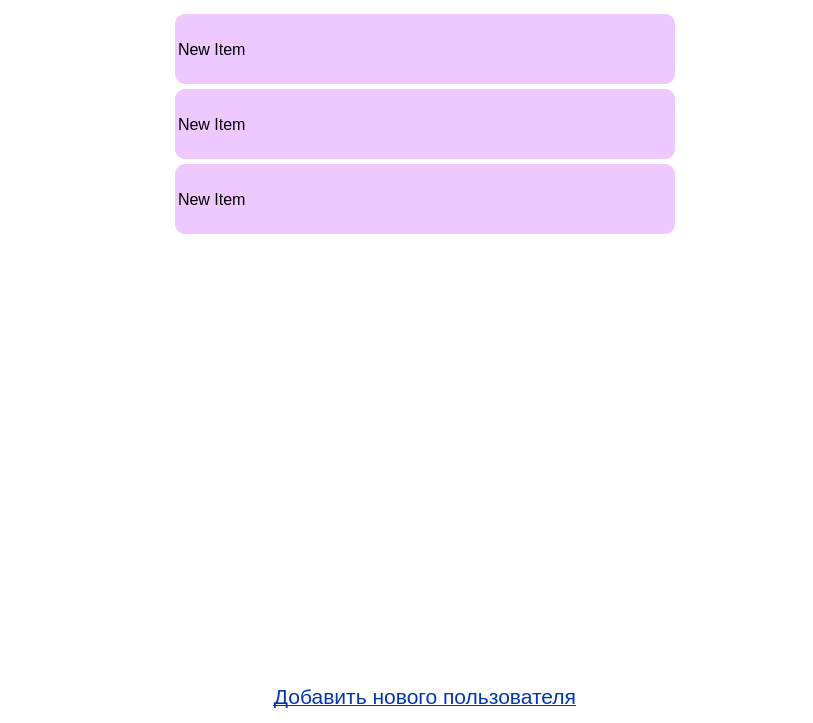
Gamer201760/Tasker, file ui/main.ui: the form before one commit.
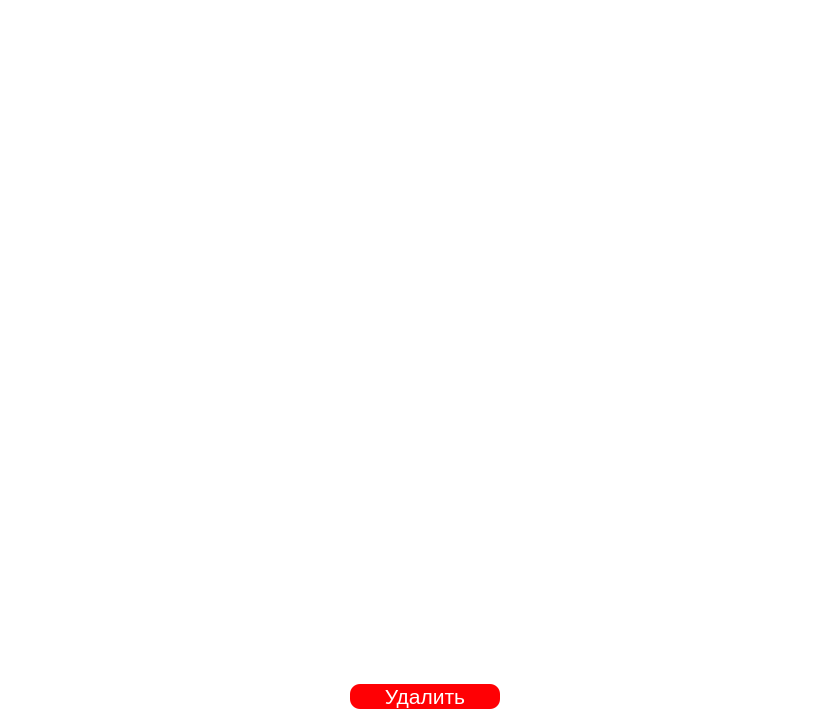
The form after the commit. Icons and pictures are not drawn.

Commit message: add back btn, settings, delete user

```diff
--- a/ui/main.ui
+++ b/ui/main.ui
@@ -180,7 +180,7 @@
        <string notr="true"/>
       </property>
       <property name="currentIndex">
-       <number>0</number>
+       <number>3</number>
       </property>
       <widget class="QWidget" name="login">
        <property name="maximumSize">
@@ -388,6 +388,41 @@
         </item>
        </layout>
       </widget>
+      <widget class="QWidget" name="settings">
+       <property name="styleSheet">
+        <string notr="true">QPushButton#delete_btn{
+	background-color: rgb(255, 0, 4);
+	border-radius: 10px;
+	color: white;
+}
+QPushButton#delete_btn:hover{
+	background-color: rgb(255, 8, 103);
+}</string>
+       </property>
+       <layout class="QVBoxLayout" name="verticalLayout_5">
+        <item alignment="Qt::AlignHCenter|Qt::AlignBottom">
+         <widget class="QPushButton" name="delete_btn">
+          <property name="minimumSize">
+           <size>
+            <width>150</width>
+            <height>0</height>
+           </size>
+          </property>
+          <property name="font">
+           <font>
+            <pointsize>16</pointsize>
+           </font>
+          </property>
+          <property name="styleSheet">
+           <string notr="true"/>
+          </property>
+          <property name="text">
+           <string>Удалить</string>
+          </property>
+         </widget>
+        </item>
+       </layout>
+      </widget>
      </widget>
     </item>
    </layout>
```
Left out of the diff: 19 changed lines with no effect on the pictures. The commit also changes 4 other files.
